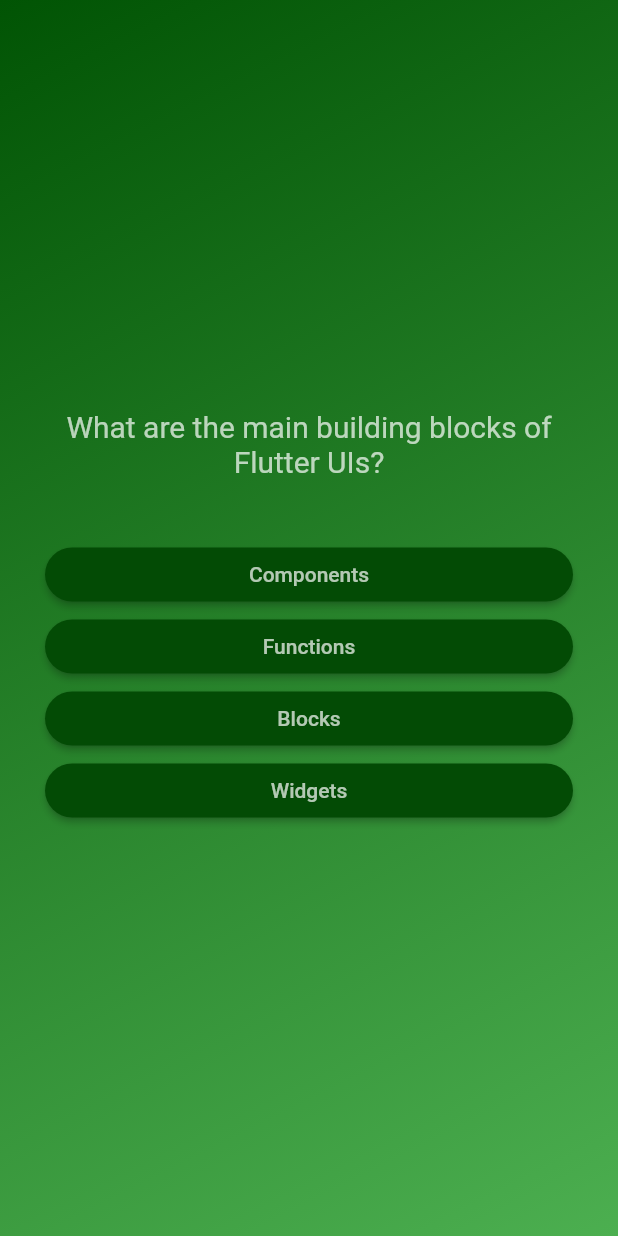
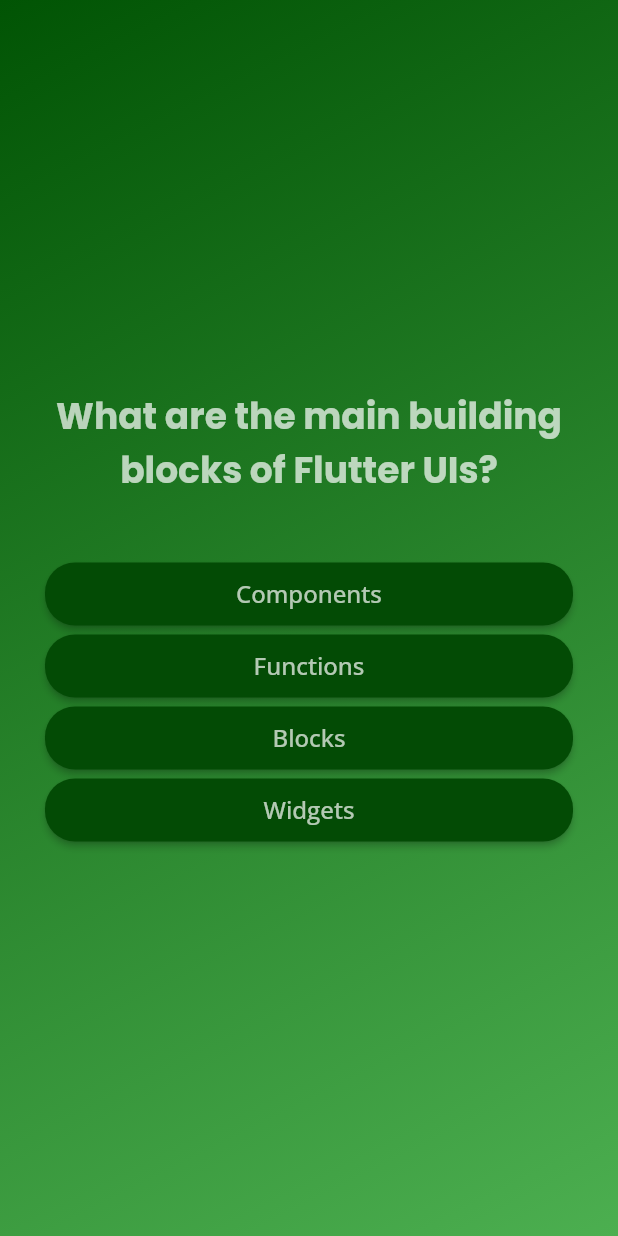
Before and after one commit to carlstep/max_quiz_app, a Flutter app: the screen it shows after launch, after a tap on "Start Quiz", on a phone screen of 412 x 824 dp. Run offline on Flutter 3.47's test engine with Material 2 defaults, Android fonts, the phone set to English and light mode, and no system bars; our stand-ins replace google_fonts.

Commit message:
storing answers

```diff
--- a/lib/answer_button.dart
+++ b/lib/answer_button.dart
@@ -1,4 +1,5 @@
 import 'package:flutter/material.dart';
+import 'package:google_fonts/google_fonts.dart';
 
 class AnswerButton extends StatelessWidget {
   const AnswerButton({
@@ -13,9 +14,9 @@ class AnswerButton extends StatelessWidget {
   @override
   Widget build(BuildContext context) {
     return ElevatedButton(
-      onPressed: () {},
+      onPressed: onTapAnswer,
       style: ElevatedButton.styleFrom(
-        backgroundColor: Color.fromARGB(255, 3, 75, 5),
+        backgroundColor: const Color.fromARGB(255, 3, 75, 5),
         foregroundColor: Colors.white70,
         shape: RoundedRectangleBorder(
           borderRadius: BorderRadius.circular(20),
@@ -23,7 +24,11 @@ class AnswerButton extends StatelessWidget {
       ),
       child: Padding(
         padding: const EdgeInsets.symmetric(vertical: 10, horizontal: 50),
-        child: Text(answerText),
+        child: Text(
+          answerText,
+          textAlign: TextAlign.center,
+          style: GoogleFonts.openSans(fontSize: 16),
+        ),
       ),
     );
   }
--- a/lib/questions_screen.dart
+++ b/lib/questions_screen.dart
@@ -1,18 +1,34 @@
 import 'package:flutter/material.dart';
 import 'package:max_quiz_app/answer_button.dart';
 import 'package:max_quiz_app/data/questions.dart';
+import 'package:google_fonts/google_fonts.dart';
 
 class QuestionsScreen extends StatefulWidget {
-  const QuestionsScreen({super.key});
+  const QuestionsScreen({
+    super.key,
+    required this.onSelectAnswer,
+  });
+
+  final void Function(String answer) onSelectAnswer;
 
   @override
   State<QuestionsScreen> createState() => _QuestionsScreenState();
 }
 
 class _QuestionsScreenState extends State<QuestionsScreen> {
+  var currentQuestionIndex = 0;
+
+  void answerQuestion(String selectedAnswer) {
+    widget.onSelectAnswer(selectedAnswer);
+
+    setState(() {
+      currentQuestionIndex++;
+    });
+  }
+
   @override
   Widget build(BuildContext context) {
-    final currentQuestion = questions[0];
+    final currentQuestion = questions[currentQuestionIndex];
 
     return SizedBox(
       width: double.infinity,
@@ -25,9 +41,10 @@ class _QuestionsScreenState extends State<QuestionsScreen> {
             Text(
               // returns the questions
               currentQuestion.text,
-              style: const TextStyle(
+              style: GoogleFonts.poppins(
                 color: Colors.white70,
-                fontSize: 20,
+                fontSize: 24,
+                fontWeight: FontWeight.bold,
               ),
               textAlign: TextAlign.center,
             ),
@@ -41,7 +58,9 @@ class _QuestionsScreenState extends State<QuestionsScreen> {
                 return AnswerButton(
                   // returns list of answers
                   answerText: answer,
-                  onTapAnswer: () {},
+                  onTapAnswer: () {
+                    answerQuestion(answer);
+                  },
                 );
               },
             ),
--- a/lib/quiz.dart
+++ b/lib/quiz.dart
@@ -1,4 +1,5 @@
 import 'package:flutter/material.dart';
+import 'package:max_quiz_app/data/questions.dart';
 import 'package:max_quiz_app/questions_screen.dart';
 import 'package:max_quiz_app/start_screen.dart';
 
@@ -10,12 +11,26 @@ class Quiz extends StatefulWidget {
 }
 
 class _QuizState extends State<Quiz> {
+  List<String> selectedAnswers = [];
   var activeScreen = 'start-screen';
 
+  // method to switch screen
   void switchScreen() {
     setState(() {
       activeScreen = 'questions-screen';
     });
+  }
+
+  // method to store user selected answers
+  void chooseAnswer(String answer) {
+    selectedAnswers.add(answer);
+
+    if (selectedAnswers.length == questions.length) {
+      setState(() {
+        selectedAnswers = [];
+        activeScreen = 'start-screen';
+      });
+    }
   }
 
   @override
@@ -23,7 +38,7 @@ class _QuizState extends State<Quiz> {
     Widget screenWidget = StartScreen(switchScreen);
 
     if (activeScreen == 'questions-screen') {
-      screenWidget = const QuestionsScreen();
+      screenWidget = QuestionsScreen(onSelectAnswer: chooseAnswer);
     }
 
     return MaterialApp(
--- a/lib/start_screen.dart
+++ b/lib/start_screen.dart
@@ -1,4 +1,5 @@
 import 'package:flutter/material.dart';
+import 'package:google_fonts/google_fonts.dart';
 
 class StartScreen extends StatelessWidget {
   const StartScreen(this.startQuiz, {super.key});
@@ -20,9 +21,9 @@ class StartScreen extends StatelessWidget {
           const SizedBox(
             height: 80,
           ),
-          const Text(
+          Text(
             'Welcome to the Max Quiz App',
-            style: TextStyle(
+            style: GoogleFonts.rubik(
                 fontSize: 24, color: Colors.white, fontWeight: FontWeight.bold),
           ),
           const SizedBox(
@@ -34,9 +35,9 @@ class StartScreen extends StatelessWidget {
               Icons.arrow_forward_outlined,
               color: Colors.white70,
             ),
-            label: const Text(
+            label: Text(
               'Start Quiz',
-              style: TextStyle(
+              style: GoogleFonts.rubik(
                 color: Colors.white70,
                 fontSize: 18,
               ),
--- a/pubspec.yaml
+++ b/pubspec.yaml
@@ -34,6 +34,7 @@ dependencies:
   # The following adds the Cupertino Icons font to your application.
   # Use with the CupertinoIcons class for iOS style icons.
   cupertino_icons: ^1.0.2
+  google_fonts: ^4.0.4
 
 dev_dependencies:
   flutter_test:
```
Also changed, not shown: pubspec.lock, 7 other files.
